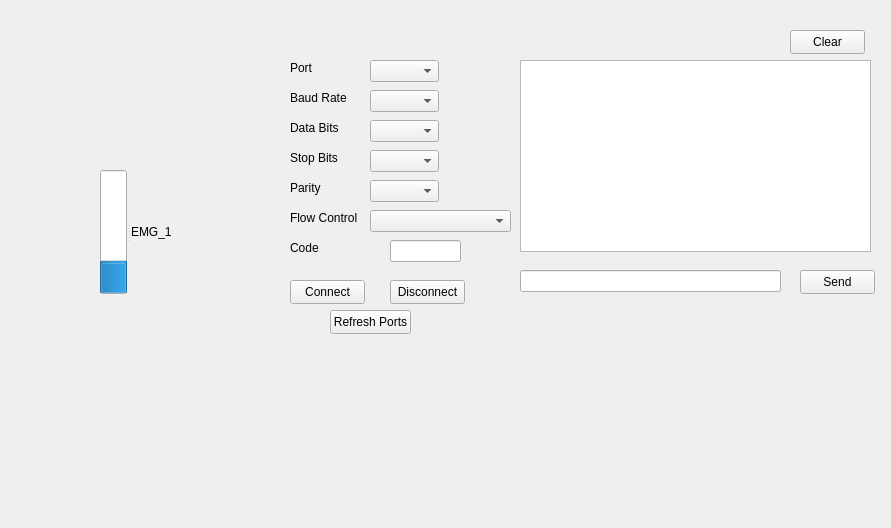
Above: Serial Port Example/Serial_Port_Example/widget.ui from IvanZend/Learning-QT before the change. Below: the same form after it.
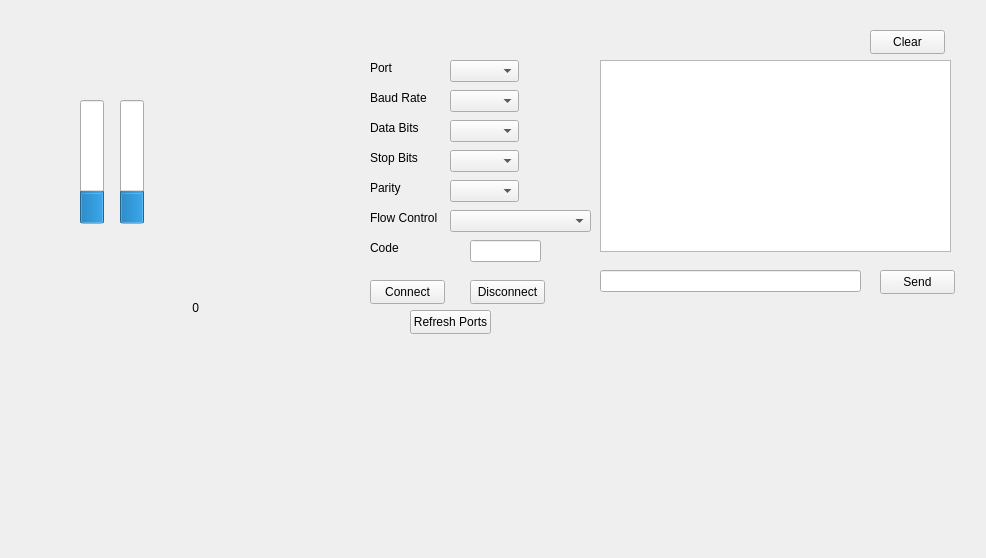
That is the form after the change.

```diff
--- a/Serial Port Example/Serial_Port_Example/widget.ui
+++ b/Serial Port Example/Serial_Port_Example/widget.ui
@@ -6,8 +6,8 @@
    <rect>
     <x>0</x>
     <y>0</y>
-    <width>891</width>
-    <height>528</height>
+    <width>986</width>
+    <height>558</height>
    </rect>
   </property>
   <property name="windowTitle">
@@ -16,7 +16,7 @@
   <widget class="QLabel" name="label">
    <property name="geometry">
     <rect>
-     <x>290</x>
+     <x>370</x>
      <y>60</y>
      <width>49</width>
      <height>16</height>
@@ -29,7 +29,7 @@
   <widget class="QLabel" name="label_2">
    <property name="geometry">
     <rect>
-     <x>290</x>
+     <x>370</x>
      <y>90</y>
      <width>61</width>
      <height>16</height>
@@ -42,7 +42,7 @@
   <widget class="QLabel" name="label_3">
    <property name="geometry">
     <rect>
-     <x>290</x>
+     <x>370</x>
      <y>120</y>
      <width>61</width>
      <height>16</height>
@@ -55,7 +55,7 @@
   <widget class="QLabel" name="label_4">
    <property name="geometry">
     <rect>
-     <x>290</x>
+     <x>370</x>
      <y>150</y>
      <width>49</width>
      <height>16</height>
@@ -68,7 +68,7 @@
   <widget class="QLabel" name="label_5">
    <property name="geometry">
     <rect>
-     <x>290</x>
+     <x>370</x>
      <y>180</y>
      <width>49</width>
      <height>16</height>
@@ -81,7 +81,7 @@
   <widget class="QLabel" name="label_6">
    <property name="geometry">
     <rect>
-     <x>290</x>
+     <x>370</x>
      <y>210</y>
      <width>81</width>
      <height>16</height>
@@ -94,7 +94,7 @@
   <widget class="QComboBox" name="comboBox">
    <property name="geometry">
     <rect>
-     <x>370</x>
+     <x>450</x>
      <y>60</y>
      <width>69</width>
      <height>22</height>
@@ -104,7 +104,7 @@
   <widget class="QComboBox" name="comboBox_2">
    <property name="geometry">
     <rect>
-     <x>370</x>
+     <x>450</x>
      <y>90</y>
      <width>69</width>
      <height>22</height>
@@ -114,7 +114,7 @@
   <widget class="QComboBox" name="comboBox_3">
    <property name="geometry">
     <rect>
-     <x>370</x>
+     <x>450</x>
      <y>120</y>
      <width>69</width>
      <height>22</height>
@@ -124,7 +124,7 @@
   <widget class="QComboBox" name="comboBox_4">
    <property name="geometry">
     <rect>
-     <x>370</x>
+     <x>450</x>
      <y>150</y>
      <width>69</width>
      <height>22</height>
@@ -134,7 +134,7 @@
   <widget class="QComboBox" name="comboBox_5">
    <property name="geometry">
     <rect>
-     <x>370</x>
+     <x>450</x>
      <y>180</y>
      <width>69</width>
      <height>22</height>
@@ -144,7 +144,7 @@
   <widget class="QComboBox" name="comboBox_6">
    <property name="geometry">
     <rect>
-     <x>370</x>
+     <x>450</x>
      <y>210</y>
      <width>141</width>
      <height>22</height>
@@ -154,7 +154,7 @@
   <widget class="QTextBrowser" name="textBrowser">
    <property name="geometry">
     <rect>
-     <x>520</x>
+     <x>600</x>
      <y>60</y>
      <width>351</width>
      <height>192</height>
@@ -164,7 +164,7 @@
   <widget class="QLineEdit" name="lineEdit_2">
    <property name="geometry">
     <rect>
-     <x>520</x>
+     <x>600</x>
      <y>270</y>
      <width>261</width>
      <height>22</height>
@@ -174,7 +174,7 @@
   <widget class="QPushButton" name="pushButton">
    <property name="geometry">
     <rect>
-     <x>800</x>
+     <x>880</x>
      <y>270</y>
      <width>75</width>
      <height>24</height>
@@ -187,7 +187,7 @@
   <widget class="QPushButton" name="pushButton_2">
    <property name="geometry">
     <rect>
-     <x>290</x>
+     <x>370</x>
      <y>280</y>
      <width>75</width>
      <height>24</height>
@@ -200,7 +200,7 @@
   <widget class="QPushButton" name="pushButton_3">
    <property name="geometry">
     <rect>
-     <x>390</x>
+     <x>470</x>
      <y>280</y>
      <width>75</width>
      <height>24</height>
@@ -213,7 +213,7 @@
   <widget class="QPushButton" name="pushButton_4">
    <property name="geometry">
     <rect>
-     <x>330</x>
+     <x>410</x>
      <y>310</y>
      <width>81</width>
      <height>24</height>
@@ -226,7 +226,7 @@
   <widget class="QLabel" name="label_7">
    <property name="geometry">
     <rect>
-     <x>290</x>
+     <x>370</x>
      <y>240</y>
      <width>49</width>
      <height>16</height>
@@ -239,7 +239,7 @@
   <widget class="QLineEdit" name="lineEdit">
    <property name="geometry">
     <rect>
-     <x>390</x>
+     <x>470</x>
      <y>240</y>
      <width>71</width>
      <height>22</height>
@@ -249,7 +249,7 @@
   <widget class="QPushButton" name="pushButton_5">
    <property name="geometry">
     <rect>
-     <x>790</x>
+     <x>870</x>
      <y>30</y>
      <width>75</width>
      <height>24</height>
@@ -262,9 +262,9 @@
   <widget class="QSplitter" name="splitter">
    <property name="geometry">
     <rect>
-     <x>100</x>
-     <y>170</y>
-     <width>81</width>
+     <x>80</x>
+     <y>100</y>
+     <width>24</width>
      <height>124</height>
     </rect>
    </property>
@@ -282,25 +282,51 @@
      <enum>Qt::Vertical</enum>
     </property>
    </widget>
-   <widget class="QLabel" name="label_8">
-    <property name="text">
-     <string>EMG_1</string>
-    </property>
-   </widget>
   </widget>
-  <widget class="QSplitter" name="splitter_2">
+  <widget class="QProgressBar" name="progressBar_5">
+   <property name="enabled">
+    <bool>true</bool>
+   </property>
    <property name="geometry">
     <rect>
-     <x>100</x>
-     <y>303</y>
-     <width>36</width>
-     <height>131</height>
+     <x>120</x>
+     <y>100</y>
+     <width>24</width>
+     <height>124</height>
     </rect>
    </property>
+   <property name="value">
+    <number>24</number>
+   </property>
    <property name="orientation">
     <enum>Qt::Vertical</enum>
    </property>
   </widget>
+  <widget class="QLabel" name="label_8">
+   <property name="geometry">
+    <rect>
+     <x>150</x>
+     <y>300</y>
+     <width>49</width>
+     <height>16</height>
+    </rect>
+   </property>
+   <property name="lineWidth">
+    <number>1</number>
+   </property>
+   <property name="text">
+    <string>0</string>
+   </property>
+   <property name="textFormat">
+    <enum>Qt::AutoText</enum>
+   </property>
+   <property name="scaledContents">
+    <bool>false</bool>
+   </property>
+   <property name="alignment">
+    <set>Qt::AlignRight|Qt::AlignTrailing|Qt::AlignVCenter</set>
+   </property>
+  </widget>
  </widget>
  <resources/>
  <connections/>
```
